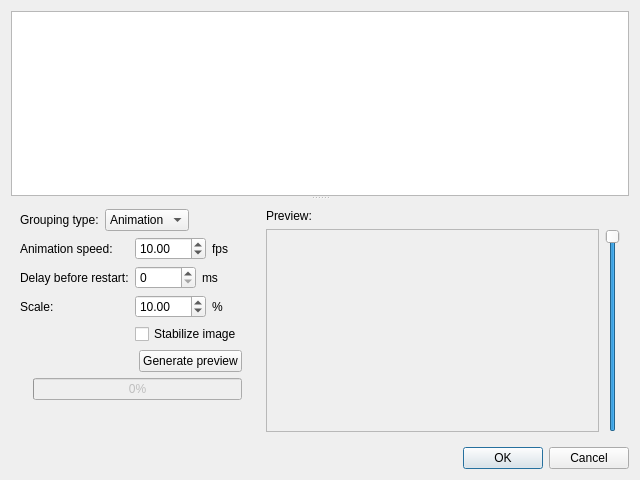
Before: the Qt Designer form src/gui/desktop/ui/photos_grouping_dialog.ui in Kicer86/photobroom, drawn with Qt 5.
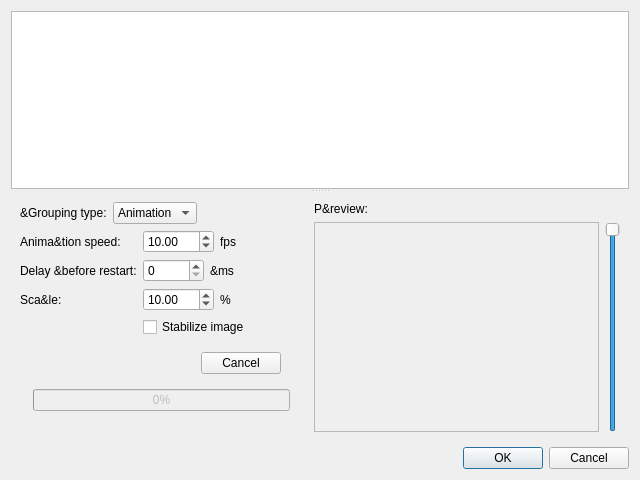
After: the same form once the commit is applied. The open tabs and pages were chosen to show the change.

Commit message:
giving previewButton single responsibility
cancel button is now another button which hides when no progress.
preview button hides when work in progress.

```diff
--- a/src/gui/desktop/ui/photos_grouping_dialog.ui
+++ b/src/gui/desktop/ui/photos_grouping_dialog.ui
@@ -36,7 +36,7 @@
             <item>
              <widget class="QLabel" name="groupingTypeLabel">
               <property name="text">
-               <string>Grouping type:</string>
+               <string>&amp;Grouping type:</string>
               </property>
              </widget>
             </item>
@@ -99,7 +99,7 @@
                 <item row="0" column="0">
                  <widget class="QLabel" name="speedLabel">
                   <property name="text">
-                   <string>Animation speed:</string>
+                   <string>Anima&amp;tion speed:</string>
                   </property>
                  </widget>
                 </item>
@@ -130,7 +130,7 @@
                 <item row="1" column="0">
                  <widget class="QLabel" name="delayLabel">
                   <property name="text">
-                   <string>Delay before restart:</string>
+                   <string>Delay &amp;before restart:</string>
                   </property>
                  </widget>
                 </item>
@@ -149,7 +149,7 @@
                   <item>
                    <widget class="QLabel" name="msLabel">
                     <property name="text">
-                     <string>ms</string>
+                     <string>&amp;ms</string>
                     </property>
                    </widget>
                   </item>
@@ -158,7 +158,7 @@
                 <item row="2" column="0">
                  <widget class="QLabel" name="scaleLabel">
                   <property name="text">
-                   <string>Scale:</string>
+                   <string>Sca&amp;le:</string>
                   </property>
                  </widget>
                 </item>
@@ -201,28 +201,56 @@
            </widget>
           </item>
           <item>
-           <layout class="QGridLayout" name="gridLayout_2">
-            <item row="0" column="1">
+           <widget class="QStackedWidget" name="previewButtons">
+            <widget class="QWidget" name="generate" native="true">
+             <layout class="QHBoxLayout" name="horizontalLayout_10">
+              <item>
+               <spacer name="horizontalSpacer_2">
+                <property name="orientation">
+                 <enum>Qt::Horizontal</enum>
+                </property>
+                <property name="sizeHint" stdset="0">
+                 <size>
+                  <width>40</width>
+                  <height>20</height>
+                 </size>
+                </property>
+               </spacer>
+              </item>
+              <item>
              <widget class="QPushButton" name="previewButton">
               <property name="text">
                <string>Generate preview</string>
               </property>
              </widget>
             </item>
-            <item row="0" column="0">
-             <spacer name="horizontalSpacer_2">
+             </layout>
+            </widget>
+            <widget class="QWidget" name="cancel">
+             <layout class="QHBoxLayout" name="horizontalLayout_9">
+              <item>
+               <spacer name="horizontalSpacer_3">
               <property name="orientation">
                <enum>Qt::Horizontal</enum>
               </property>
               <property name="sizeHint" stdset="0">
                <size>
-                <width>40</width>
+                  <width>172</width>
                 <height>20</height>
                </size>
               </property>
              </spacer>
             </item>
-           </layout>
+              <item>
+               <widget class="QPushButton" name="cancelButton">
+                <property name="text">
+                 <string>Cancel</string>
+                </property>
+               </widget>
+              </item>
+             </layout>
+            </widget>
+           </widget>
           </item>
           <item>
            <layout class="QHBoxLayout" name="horizontalLayout_5">
@@ -273,7 +301,7 @@
           <item>
            <widget class="QLabel" name="peviewLabel">
             <property name="text">
-             <string>Preview:</string>
+             <string>P&amp;review:</string>
             </property>
            </widget>
           </item>
```
Lines whose indentation alone changed are shown as unchanged. The commit also changes 3 other files.
